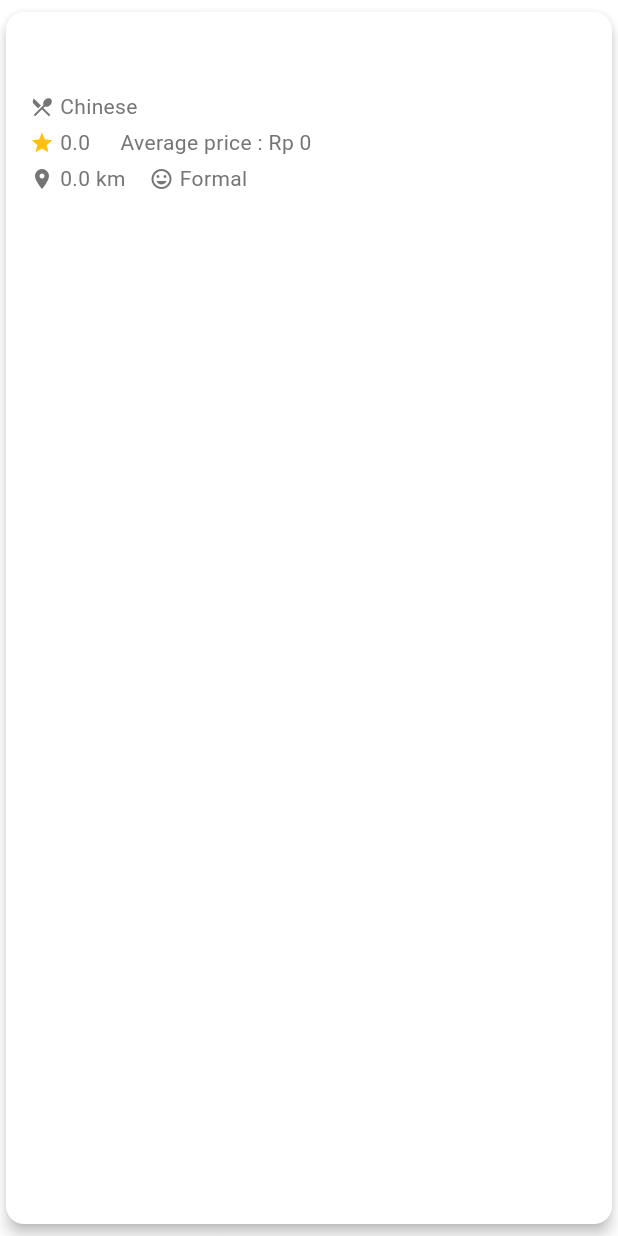
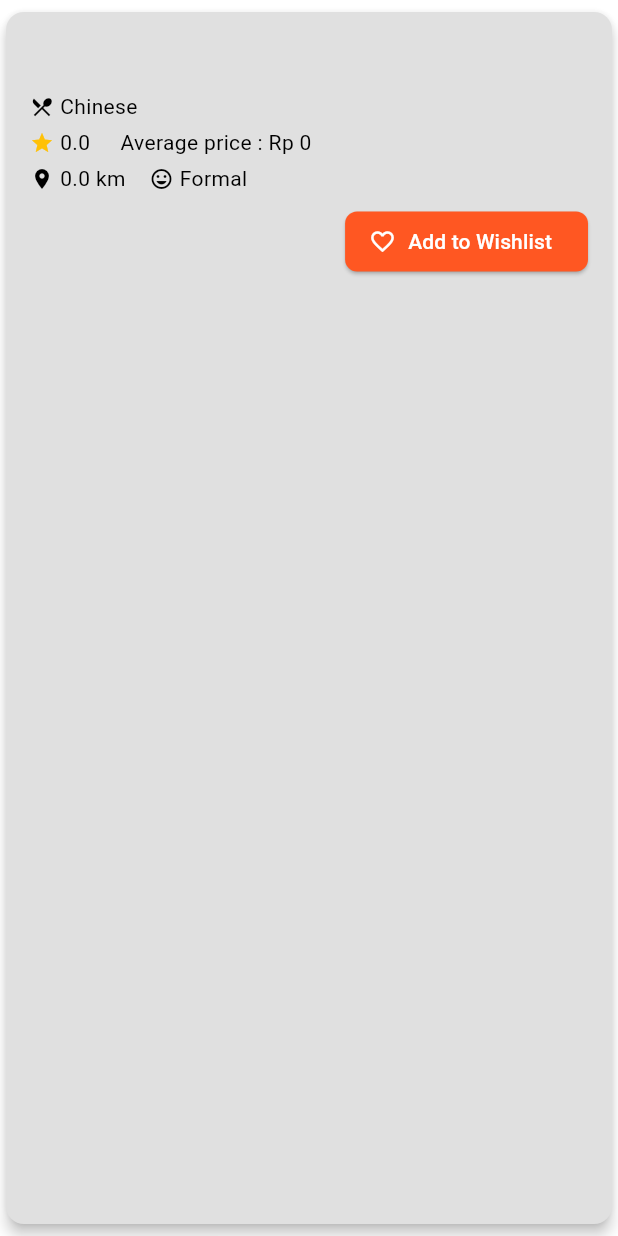
Before and after one commit to Sajiwara/sajiwara-mobile, a Flutter app: the RestoCard widget shown alone on an empty page, opened directly with empty values, on a phone screen of 412 x 824 dp. Run offline on Flutter 3.47's test engine with Material 3 defaults, Android fonts, the phone set to English and light mode, and no system bars; our stand-ins replace flutter_animate; missing offline and left inert: pbp_django_auth.

Commit message:
done linking with wishlistresto

```diff
--- a/lib/search/screens/resto_card.dart
+++ b/lib/search/screens/resto_card.dart
@@ -5,6 +5,7 @@ import 'package:sajiwara/search/models/resto_entry.dart';
 import 'package:sajiwara/widgets/left_drawer.dart';
 import 'package:pbp_django_auth/pbp_django_auth.dart';
 import 'package:provider/provider.dart';
+import 'package:sajiwara/wishlistresto/screens/form_wishlistresto.dart';
 
 class RestoCard extends StatelessWidget {
   final Restaurant resto;
@@ -16,6 +17,7 @@ class RestoCard extends StatelessWidget {
     return Card(
       elevation: 4,
       margin: const EdgeInsets.symmetric(vertical: 8, horizontal: 4),
+      color: Colors.grey[300],
       child: Padding(
         padding: const EdgeInsets.all(16.0),
         child: Column(
@@ -32,11 +34,11 @@ class RestoCard extends StatelessWidget {
             const SizedBox(height: 8),
             Row(
               children: [
-                Icon(Icons.restaurant_menu, size: 16, color: Colors.grey[600]),
+                Icon(Icons.restaurant_menu, size: 16, color: Colors.black),
                 const SizedBox(width: 4),
                 Text(
                   jenisMakananValues.reverse[resto.fields.jenisMakanan]!,
-                  style: TextStyle(color: Colors.grey[600]),
+                  style: TextStyle(color: Colors.black),
                 ),
               ],
             ),
@@ -47,32 +49,60 @@ class RestoCard extends StatelessWidget {
                 const SizedBox(width: 4),
                 Text(
                   '${resto.fields.rating}',
-                  style: TextStyle(color: Colors.grey[600]),
+                  style: TextStyle(color: Colors.black),
                 ),
                 const SizedBox(width: 16),
-                // Icon(Icons.rupiah, size: 16, color: Colors.grey[600]),
                 const SizedBox(width: 4),
                 Text(
                   'Average price : Rp ${resto.fields.harga}',
-                  style: TextStyle(color: Colors.grey[600]),
+                  style: TextStyle(color: Colors.black),
                 ),
               ],
             ),
             const SizedBox(height: 4),
             Row(
               children: [
-                Icon(Icons.location_on, size: 16, color: Colors.grey[600]),
+                Icon(Icons.location_on, size: 16, color: Colors.black),
                 const SizedBox(width: 4),
                 Text(
                   '${resto.fields.jarak} km',
-                  style: TextStyle(color: Colors.grey[600]),
+                  style: TextStyle(color: Colors.black),
                 ),
                 const SizedBox(width: 16),
-                Icon(Icons.mood, size: 16, color: Colors.grey[600]),
+                Icon(Icons.mood, size: 16, color: Colors.black),
                 const SizedBox(width: 4),
                 Text(
                   suasanaValues.reverse[resto.fields.suasana]!,
-                  style: TextStyle(color: Colors.grey[600]),
+                  style: TextStyle(color: Colors.black),
+                ),
+              ],
+            ),
+            const SizedBox(height: 8),
+            // Menambahkan Row baru untuk tombol
+            Row(
+              mainAxisAlignment: MainAxisAlignment.end,
+              children: [
+                ElevatedButton.icon(
+                  onPressed: () {
+                      Navigator.push(
+                        context,
+                        MaterialPageRoute(
+                          builder: (context) => WishlistRestoFormPage(
+                            initialRestaurant: resto.fields.nama, // Pass the restaurant name here
+                          ),
+                        ),
+                      );
+
+                    },
+                  icon: Icon(Icons.favorite_border),
+                  label: Text('Add to Wishlist'),
+                  style: ElevatedButton.styleFrom(
+                    backgroundColor: Colors.deepOrange,
+                    foregroundColor: Colors.white,
+                    shape: RoundedRectangleBorder(
+                      borderRadius: BorderRadius.circular(8),
+                    ),
+                  ),
                 ),
               ],
             ),
--- a/lib/wishlistresto/screens/form_wishlistresto.dart
+++ b/lib/wishlistresto/screens/form_wishlistresto.dart
@@ -7,7 +7,12 @@ import 'package:sajiwara/widgets/left_drawer.dart';
 import 'package:http/http.dart' as http;
 
 class WishlistRestoFormPage extends StatefulWidget {
-  const WishlistRestoFormPage({super.key});
+  final String? initialRestaurant;
+
+  const WishlistRestoFormPage({
+    super.key,
+    this.initialRestaurant,
+  });
 
   @override
   State<StatefulWidget> createState() => _WishlistRestoFormPageState();
@@ -41,6 +46,7 @@ class _WishlistRestoFormPageState extends State<WishlistRestoFormPage> {
   void initState() {
     super.initState();
     _fetchRestaurantData();
+    _selectedRestaurant = widget.initialRestaurant;
   }
 
   Future<void> _fetchRestaurantData() async {
```
